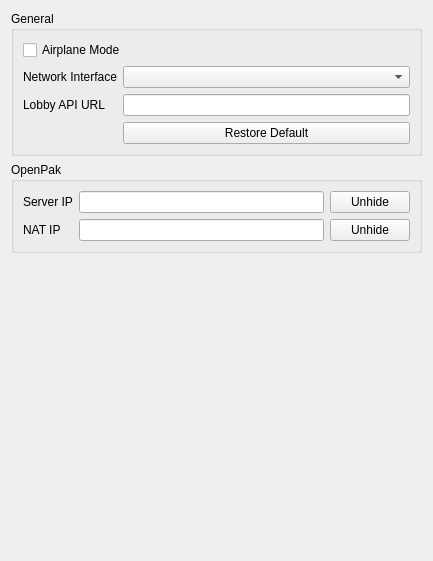
Old version of the form src/citron/configuration/configure_network.ui in the repository openpak/citron.
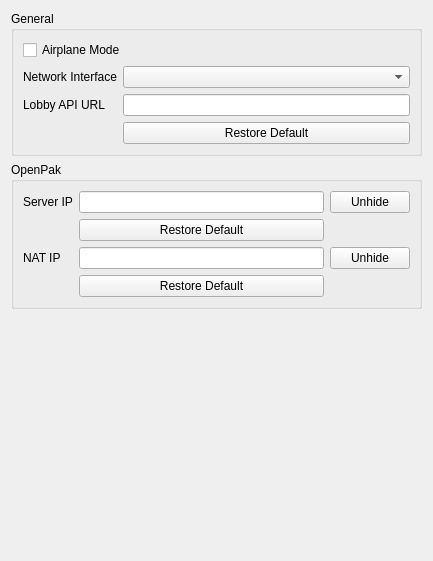
New version of the form.

Commit message:
Add Restore Default buttons for the Reference server/NAT IP fields
Without a way to reset these, a user who points them at a test/custom
deployment has no path back to official servers except retyping the
default IPs from memory.

```diff
--- a/src/citron/configuration/configure_network.ui
+++ b/src/citron/configuration/configure_network.ui
@@ -95,21 +95,28 @@
           </property>
          </widget>
         </item>
-        <item row="1" column="0">
+        <item row="1" column="1">
+         <widget class="QPushButton" name="restore_default_legacy_server_ip">
+          <property name="text">
+           <string>Restore Default</string>
+          </property>
+         </widget>
+        </item>
+        <item row="2" column="0">
          <widget class="QLabel" name="label_legacy_nat_ip">
           <property name="text">
            <string>NAT IP</string>
           </property>
          </widget>
         </item>
-        <item row="1" column="1">
+        <item row="2" column="1">
          <widget class="QLineEdit" name="legacy_nat_ip">
           <property name="echoMode">
            <enum>QLineEdit::Password</enum>
           </property>
          </widget>
         </item>
-        <item row="1" column="2">
+        <item row="2" column="2">
          <widget class="QPushButton" name="unhide_legacy_nat_ip">
           <property name="text">
            <string>Unhide</string>
@@ -119,6 +126,13 @@
           </property>
          </widget>
         </item>
+        <item row="3" column="1">
+         <widget class="QPushButton" name="restore_default_legacy_nat_ip">
+          <property name="text">
+           <string>Restore Default</string>
+          </property>
+         </widget>
+        </item>
        </layout>
       </widget>
      </item>
```
The commit also changes 2 other files.
